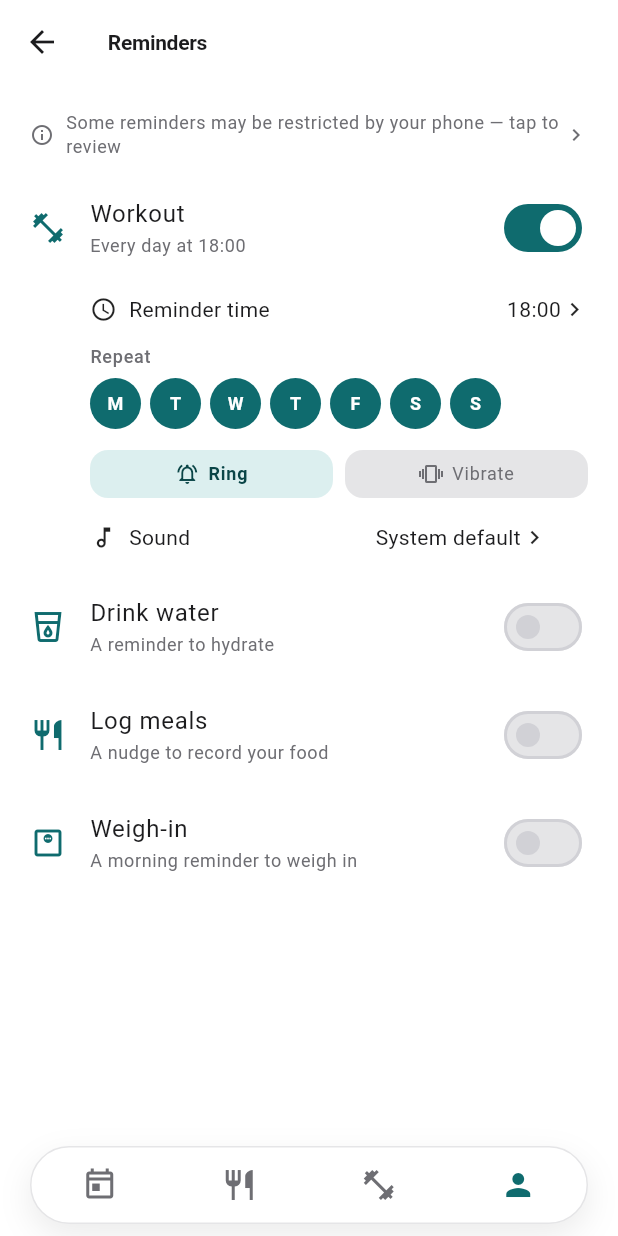
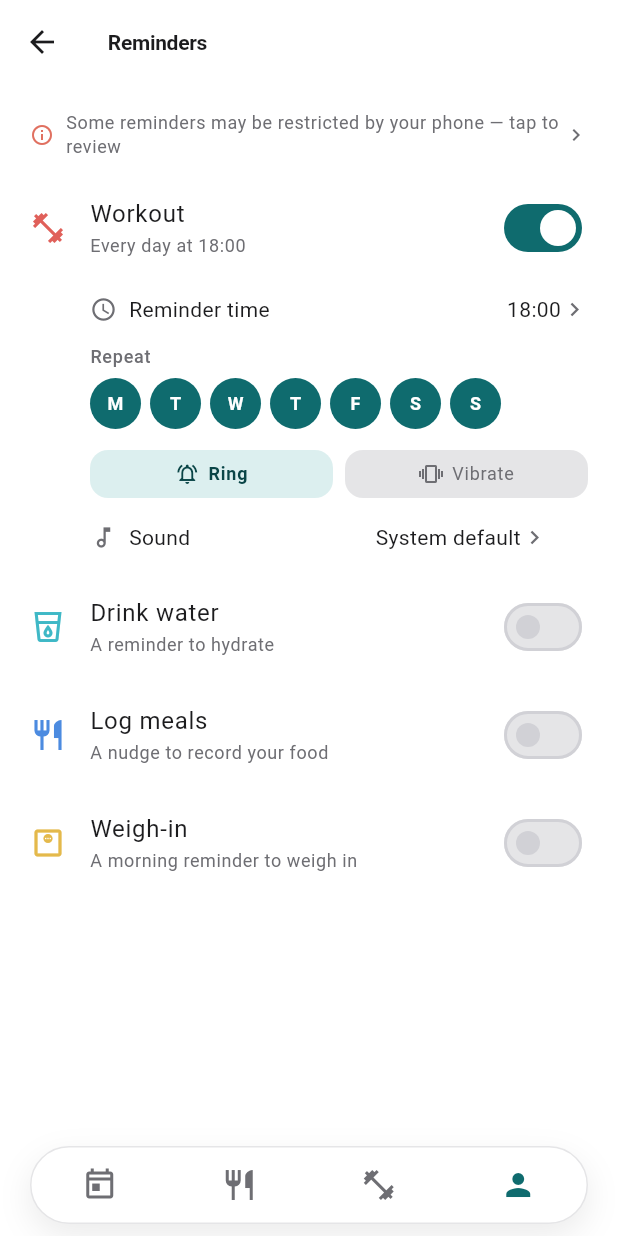
Before and after one commit to DayDaySpeed/FitnessPlan, a Flutter app: the RemindersHubPage screen opened by its route, after a tap on "Workout", on a phone screen of 412 x 824 dp. Run offline on Flutter 3.47's test engine with Material 3 defaults, Android fonts, the phone set to English and light mode, and no system bars; our stand-ins replace drift, file_picker, fl_chart, flutter_local_notifications, flutter_riverpod, go_router and 6 more; missing offline and left inert: health; accounts and stored records are empty; generated files the repository leaves out were written again.

Commit message:
style: 个人中心与工具入口图标改用语义着色
Co-authored-by: Cursor <cursoragent@cursor.com>

```diff
--- a/lib/ui/profile/profile_page.dart
+++ b/lib/ui/profile/profile_page.dart
@@ -16,6 +16,11 @@ import '../theme/app_theme.dart';
 import '../theme/sport_chrome.dart';
 import '../widgets/calorie_breakdown.dart';
 import 'cultivation_labels.dart';
+
+/// Me header action tints — distinct from menu-row macro colors.
+const _languageColor = Color(0xFF5B6CDB); // indigo
+const _themeColor = Color(0xFFE8A317); // amber / sun
+const _updateColor = Color(0xFF2E7D32); // download green
 
 /// 「我的」入口页：只读配额摘要 + 进入「我的档案」编辑。
 class ProfilePage extends ConsumerStatefulWidget {
@@ -392,14 +397,21 @@ class _ProfilePageState extends ConsumerState<ProfilePage> {
                         icon: Row(
                           mainAxisSize: MainAxisSize.min,
                           children: [
-                            const Icon(Icons.translate, size: 18),
+                            const Icon(
+                              Icons.translate,
+                              size: 18,
+                              color: _languageColor,
+                            ),
                             const SizedBox(width: 2),
                             Text(
                               Localizations.localeOf(context).languageCode ==
                                       'zh'
                                   ? 'EN'
                                   : '中',
-                              style: theme.textTheme.labelLarge,
+                              style: theme.textTheme.labelLarge?.copyWith(
+                                color: _languageColor,
+                                fontWeight: FontWeight.w700,
+                              ),
                             ),
                           ],
                         ),
@@ -418,6 +430,7 @@ class _ProfilePageState extends ConsumerState<ProfilePage> {
                               ? Icons.dark_mode_outlined
                               : Icons.light_mode_outlined,
                           size: 20,
+                          color: _themeColor,
                         ),
                       ),
                       if (isAndroid)
@@ -437,7 +450,10 @@ class _ProfilePageState extends ConsumerState<ProfilePage> {
                 const SizedBox(height: AppSpacing.section),
                 SportListTile(
                   contentPadding: EdgeInsets.zero,
-                  leading: const Icon(Icons.person_outline),
+                  leading: MenuIconBadge(
+                    icon: Icons.person_outline,
+                    color: AppThemeVisuals.of(context).accent,
+                  ),
                   title: Text(
                     l10n.myProfile,
                     style: theme.textTheme.titleMedium,
@@ -459,23 +475,29 @@ class _ProfilePageState extends ConsumerState<ProfilePage> {
                   icon: Icons.track_changes_outlined,
                   title: l10n.nutritionTargets,
                   subtitle: _nutritionSubtitle(ref, l10n),
+                  color: AppColors.carb,
                   onTap: () => context.push('/profile/nutrition'),
                 ),
                 _MenuRow(
                   icon: Icons.notifications_outlined,
                   title: l10n.reminders,
                   subtitle: l10n.remindersSubtitle,
+                  color: AppColors.water,
                   onTap: () => context.push('/profile/reminders'),
                 ),
                 _MenuRow(
                   icon: Icons.handyman_outlined,
                   title: l10n.toolbox,
                   subtitle: l10n.toolboxSubtitle,
+                  color: AppColors.fat,
                   onTap: () => context.push('/profile/tools'),
                 ),
                 SportListTile(
                   contentPadding: EdgeInsets.zero,
-                  leading: const Icon(Icons.info_outline),
+                  leading: MenuIconBadge(
+                    icon: Icons.info_outline,
+                    color: theme.colorScheme.onSurfaceVariant,
+                  ),
                   title: Text(l10n.about),
                   subtitle: versionLabel == null
                       ? null
@@ -765,25 +787,27 @@ class _CultivationHeroCard extends ConsumerWidget {
   }
 }
 
-/// A profile menu row: icon badge + title + subtitle + chevron.
+/// A profile menu row: tinted icon badge + title + subtitle + chevron.
 class _MenuRow extends StatelessWidget {
   const _MenuRow({
     required this.icon,
     required this.title,
     required this.subtitle,
     required this.onTap,
+    required this.color,
   });
 
   final IconData icon;
   final String title;
   final String subtitle;
   final VoidCallback onTap;
+  final Color color;
 
   @override
   Widget build(BuildContext context) {
     return SportListTile(
       contentPadding: EdgeInsets.zero,
-      leading: Icon(icon),
+      leading: MenuIconBadge(icon: icon, color: color),
       title: Text(title),
       subtitle: Text(
         subtitle,
@@ -791,7 +815,10 @@ class _MenuRow extends StatelessWidget {
           color: Theme.of(context).colorScheme.onSurfaceVariant,
         ),
       ),
-      trailing: const Icon(Icons.chevron_right),
+      trailing: Icon(
+        Icons.chevron_right,
+        color: Theme.of(context).colorScheme.onSurfaceVariant,
+      ),
       onTap: onTap,
     );
   }
@@ -805,11 +832,11 @@ class _UpdateDownloadIcon extends StatelessWidget {
 
   @override
   Widget build(BuildContext context) {
+    const color = _updateColor;
     if (status.phase == AppUpdatePhase.idle) {
-      return const Icon(Icons.download_outlined);
+      return const Icon(Icons.download_outlined, color: color);
     }
 
-    final scheme = Theme.of(context).colorScheme;
     final determinate =
         status.phase == AppUpdatePhase.downloading && status.progress > 0;
 
@@ -822,10 +849,10 @@ class _UpdateDownloadIcon extends StatelessWidget {
           CircularProgressIndicator(
             value: determinate ? status.progress.clamp(0.0, 1.0) : null,
             strokeWidth: 2.5,
-            color: scheme.primary,
-            backgroundColor: scheme.primary.withValues(alpha: 0.18),
+            color: color,
+            backgroundColor: color.withValues(alpha: 0.18),
           ),
-          Icon(Icons.download_outlined, size: 16, color: scheme.onSurface),
+          const Icon(Icons.download_outlined, size: 16, color: color),
         ],
       ),
     );
--- a/lib/ui/records/notes_records_tab.dart
+++ b/lib/ui/records/notes_records_tab.dart
@@ -69,7 +69,10 @@ class NotesRecordsTab extends ConsumerWidget {
           Text(l10n.journalSubtitle, style: theme.textTheme.bodySmall),
           const SizedBox(height: 12),
           SportInkRow(
-            leading: const Icon(Icons.edit_outlined),
+            leading: const Icon(
+              Icons.edit,
+              color: Color(0xFFC4A035),
+            ),
             title: Text(l10n.journalPrompt),
             trailing: const Icon(Icons.arrow_forward, size: 18),
             onTap: () => context.push(noteEditPath(DateTime.now())),
--- a/lib/ui/tools/reminders_hub_page.dart
+++ b/lib/ui/tools/reminders_hub_page.dart
@@ -132,6 +132,13 @@ class _RemindersHubPageState extends ConsumerState<RemindersHubPage>
     ReminderKind.weighIn => Icons.monitor_weight_outlined,
   };
 
+  Color _iconColor(ReminderKind kind) => switch (kind) {
+    ReminderKind.workout => AppColors.protein,
+    ReminderKind.water => AppColors.water,
+    ReminderKind.meal => AppColors.carb,
+    ReminderKind.weighIn => AppColors.fat,
+  };
+
   @override
   Widget build(BuildContext context) {
     final l10n = context.l10n;
@@ -161,7 +168,7 @@ class _RemindersHubPageState extends ConsumerState<RemindersHubPage>
                     Icon(
                       Icons.info_outline,
                       size: 16,
-                      color: theme.colorScheme.onSurfaceVariant,
+                      color: AppColors.warning,
                     ),
                     const SizedBox(width: 8),
                     Expanded(
@@ -184,6 +191,7 @@ class _RemindersHubPageState extends ConsumerState<RemindersHubPage>
           for (final kind in ReminderKind.values)
             _ReminderTile(
               icon: _icon(kind),
+              iconColor: _iconColor(kind),
               label: _label(kind, l10n),
               description: _desc(kind, l10n),
               setting: settings[kind] ?? _fallback(kind),
@@ -198,9 +206,9 @@ class _RemindersHubPageState extends ConsumerState<RemindersHubPage>
             Row(
               children: [
                 Icon(
-                  Icons.check_circle_outline,
+                  Icons.check,
                   size: 16,
-                  color: theme.colorScheme.onSurfaceVariant,
+                  color: AppColors.success,
                 ),
                 const SizedBox(width: 6),
                 Text(
@@ -299,6 +307,7 @@ class _RemindersHubPageState extends ConsumerState<RemindersHubPage>
 class _ReminderTile extends StatelessWidget {
   const _ReminderTile({
     required this.icon,
+    required this.iconColor,
     required this.label,
     required this.description,
     required this.setting,
@@ -310,6 +319,7 @@ class _ReminderTile extends StatelessWidget {
   });
 
   final IconData icon;
+  final Color iconColor;
   final String label;
   final String description;
   final ReminderSetting setting;
@@ -328,19 +338,18 @@ class _ReminderTile extends StatelessWidget {
     final theme = Theme.of(context);
     final l10n = context.l10n;
     final labels = l10n.weekdayLettersMonSun.split(',');
+    final muted = theme.colorScheme.onSurfaceVariant;
 
     return Column(
       crossAxisAlignment: CrossAxisAlignment.start,
       children: [
         SwitchListTile(
           contentPadding: EdgeInsets.zero,
-          secondary: Icon(icon),
+          secondary: MenuIconBadge(icon: icon, color: iconColor),
           title: Text(label),
           subtitle: Text(
             setting.enabled ? l10n.reminderDailyAt(_timeText) : description,
-            style: theme.textTheme.bodySmall?.copyWith(
-              color: theme.colorScheme.onSurfaceVariant,
-            ),
+            style: theme.textTheme.bodySmall?.copyWith(color: muted),
           ),
           value: setting.enabled,
           onChanged: onToggle,
@@ -357,7 +366,7 @@ class _ReminderTile extends StatelessWidget {
                     padding: const EdgeInsets.symmetric(vertical: 8),
                     child: Row(
                       children: [
-                        const Icon(Icons.schedule_outlined, size: 18),
+                        Icon(Icons.schedule_outlined, size: 18, color: muted),
                         const SizedBox(width: 8),
                         Text(
                           l10n.reminderTimeLabel,
@@ -365,7 +374,7 @@ class _ReminderTile extends StatelessWidget {
                         ),
                         const Spacer(),
                         Text(_timeText, style: theme.textTheme.bodyMedium),
-                        const Icon(Icons.chevron_right, size: 18),
+                        Icon(Icons.chevron_right, size: 18, color: muted),
                       ],
                     ),
                   ),
@@ -399,7 +408,7 @@ class _ReminderTile extends StatelessWidget {
                       padding: const EdgeInsets.symmetric(vertical: 8),
                       child: Row(
                         children: [
-                          const Icon(Icons.music_note_outlined, size: 18),
+                          Icon(Icons.music_note_outlined, size: 18, color: muted),
                           const SizedBox(width: 8),
                           Text(
                             l10n.reminderSoundLabel,
@@ -414,7 +423,7 @@ class _ReminderTile extends StatelessWidget {
                               textAlign: TextAlign.end,
                             ),
                           ),
-                          const Icon(Icons.chevron_right, size: 18),
+                          Icon(Icons.chevron_right, size: 18, color: muted),
                         ],
                       ),
                     ),
```
Also changed, not shown: lib/ui/foods/food_category_art.dart (+7 -10 lines), lib/ui/tools/tools_hub_page.dart (+14 -3 lines).
